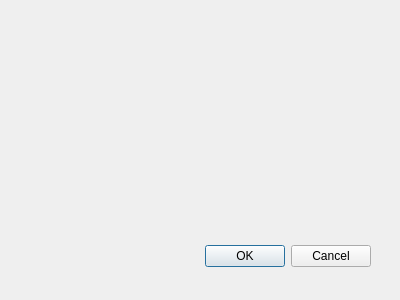
Before: the Qt Designer form src/ui/about_dialog.ui in SamuGallo-06/otus-browser, drawn with Qt 5.
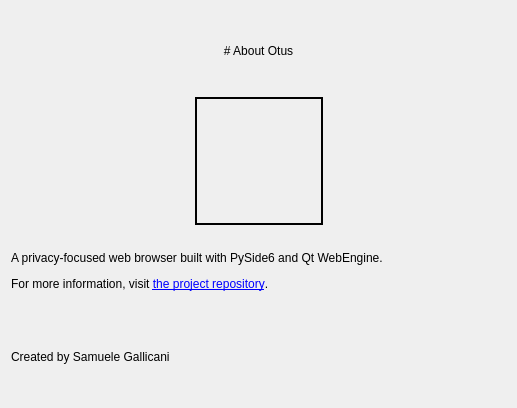
After: the same form once the commit is applied. Icons and pictures are not drawn.

Commit message: feat: added about dialog

Patch:
```diff
--- a/src/ui/about_dialog.ui
+++ b/src/ui/about_dialog.ui
@@ -1,34 +1,96 @@
 <?xml version="1.0" encoding="UTF-8"?>
 <ui version="4.0">
  <class>AboutDialog</class>
- <widget class="QDialog" name="AboutDialog">
+ <widget class="QWidget" name="AboutDialog">
   <property name="geometry">
    <rect>
     <x>0</x>
     <y>0</y>
-    <width>400</width>
-    <height>300</height>
+    <width>517</width>
+    <height>408</height>
    </rect>
   </property>
   <property name="windowTitle">
    <string>About Otus</string>
   </property>
-  <widget class="QDialogButtonBox" name="buttonBox">
-   <property name="geometry">
-    <rect>
-     <x>30</x>
-     <y>240</y>
-     <width>341</width>
-     <height>32</height>
-    </rect>
-   </property>
-   <property name="orientation">
-    <enum>Qt::Orientation::Horizontal</enum>
-   </property>
-   <property name="standardButtons">
-    <set>QDialogButtonBox::StandardButton::Cancel|QDialogButtonBox::StandardButton::Ok</set>
-   </property>
-  </widget>
+  <layout class="QGridLayout" name="gridLayout">
+   <item row="0" column="0" colspan="3">
+    <widget class="QLabel" name="label">
+     <property name="text">
+      <string># About Otus</string>
+     </property>
+     <property name="textFormat">
+      <enum>Qt::TextFormat::MarkdownText</enum>
+     </property>
+     <property name="alignment">
+      <set>Qt::AlignmentFlag::AlignCenter</set>
+     </property>
+    </widget>
+   </item>
+   <item row="2" column="0" colspan="3">
+    <widget class="QLabel" name="label_3">
+     <property name="text">
+      <string>A privacy-focused web browser built with PySide6 and Qt WebEngine. &lt;p&gt;For more information, visit &lt;a href='https://github.com/SamuGallo-06/otus-browser'&gt;the project repository&lt;/a&gt;.&lt;/p&gt;</string>
+     </property>
+     <property name="wordWrap">
+      <bool>true</bool>
+     </property>
+    </widget>
+   </item>
+   <item row="3" column="0" colspan="3">
+    <widget class="QLabel" name="label_4">
+     <property name="text">
+      <string>&lt;html&gt;&lt;head/&gt;&lt;body&gt;&lt;p&gt;Created by Samuele Gallicani&lt;/p&gt;&lt;/body&gt;&lt;/html&gt;</string>
+     </property>
+    </widget>
+   </item>
+   <item row="1" column="1">
+    <widget class="QLabel" name="label_2">
+     <property name="sizePolicy">
+      <sizepolicy hsizetype="Minimum" vsizetype="Minimum">
+       <horstretch>0</horstretch>
+       <verstretch>0</verstretch>
+      </sizepolicy>
+     </property>
+     <property name="minimumSize">
+      <size>
+       <width>128</width>
+       <height>128</height>
+      </size>
+     </property>
+     <property name="maximumSize">
+      <size>
+       <width>128</width>
+       <height>128</height>
+      </size>
+     </property>
+     <property name="contextMenuPolicy">
+      <enum>Qt::ContextMenuPolicy::NoContextMenu</enum>
+     </property>
+     <property name="frameShape">
+      <enum>QFrame::Shape::WinPanel</enum>
+     </property>
+     <property name="frameShadow">
+      <enum>QFrame::Shadow::Plain</enum>
+     </property>
+     <property name="text">
+      <string/>
+     </property>
+     <property name="pixmap">
+      <pixmap resource="../resources.qrc">:/otus/resources/otus_logo.png</pixmap>
+     </property>
+     <property name="scaledContents">
+      <bool>true</bool>
+     </property>
+     <property name="alignment">
+      <set>Qt::AlignmentFlag::AlignCenter</set>
+     </property>
+     <property name="wordWrap">
+      <bool>false</bool>
+     </property>
+    </widget>
+   </item>
+  </layout>
  </widget>
  <resources/>
  <connections>
```
Left out of the diff: 39 changed lines with no effect on the pictures. The commit also changes 5 other files.
